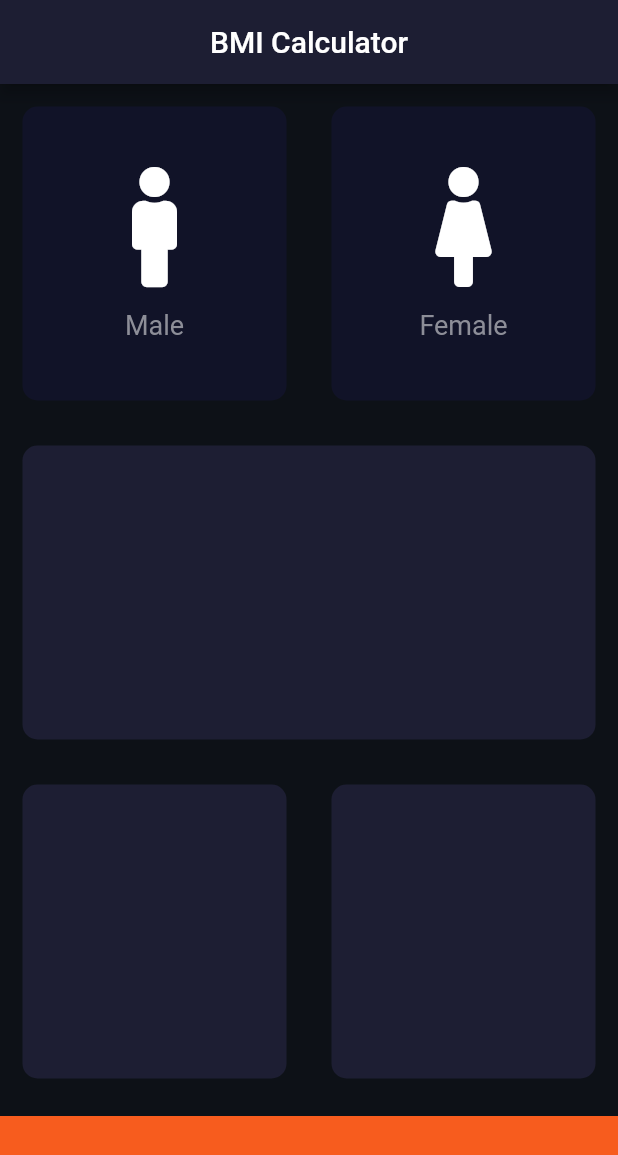
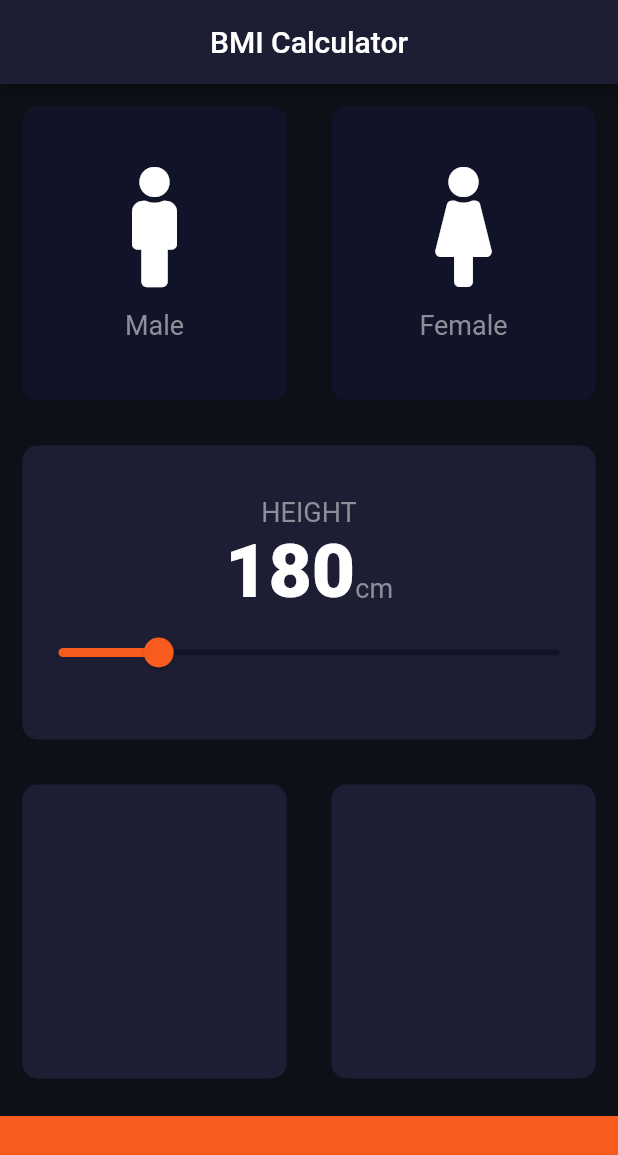
Before and after one commit to Prasoonagrawal/Flutter_Projects, a Flutter app: the screen it shows after launch, on a phone screen of 412 x 824 dp. Shown: the top 1155 px of the screen. Run offline on Flutter 3.47's test engine with Material 2 defaults, Android fonts, the light colour scheme and no system bars; our stand-ins replace font_awesome_flutter, rflutter_alert.

Commit message:
10CHAPTER

```diff
--- /dev/null
+++ b/bmicalculator/lib/constants.dart
@@ -0,0 +1,12 @@
+import 'package:flutter/material.dart';
+
+const kBottomContainerHeight = 80.0;
+const kActiveCardColor = Color(0xFF1D1E33);
+const KInactiveCardColor = Color(0xFF111328);
+const kBottomcontainerColor = Color(0xFFF75C1E);
+const kLabelTextStyle = TextStyle(
+  fontSize: 18.0,
+  color: Color(0xFF8D8E98),
+);
+const kLabelTextStyleForNumber =
+    TextStyle(fontSize: 50, fontWeight: FontWeight.w900);
--- a/bmicalculator/lib/icon_content.dart
+++ b/bmicalculator/lib/icon_content.dart
@@ -1,9 +1,5 @@
 import 'package:flutter/material.dart';
-
-const labelTextStyle = TextStyle(
-  fontSize: 18.0,
-  color: Color(0xFF8D8E98),
-);
+import 'constants.dart';
 
 class IconContent extends StatelessWidget {
   IconContent({this.icon, required this.text});
@@ -24,7 +20,7 @@ class IconContent extends StatelessWidget {
         ),
         Text(
           text,
-          style: labelTextStyle,
+          style: kLabelTextStyle,
         )
       ],
     );
--- a/bmicalculator/lib/inputpage.dart
+++ b/bmicalculator/lib/inputpage.dart
@@ -5,10 +5,7 @@ import 'package:font_awesome_flutter/font_awesome_flutter.dart';
 import 'icon_content.dart';
 import 'resuable_card.dart';
 
-const bottomContainerHeight = 80.0;
-const activeCardColor = Color(0xFF1D1E33);
-const inactiveCardColor = Color(0xFF111328);
-const bottomcontainerColor = Color(0xFFF75C1E);
+import 'constants.dart';
 
 enum Gender {
   male,
@@ -22,9 +19,10 @@ class InputPage extends StatefulWidget {
 }
 
 class _InputPageState extends State<InputPage> {
-  Color maleCaedColour = inactiveCardColor;
-  Color femaleCaedColour = inactiveCardColor;
+  Color maleCaedColour = KInactiveCardColor;
+  Color femaleCaedColour = KInactiveCardColor;
   Gender SelectedGender = Gender.None;
+  int height = 180;
 
   @override
   Widget build(BuildContext context) {
@@ -33,6 +31,7 @@ class _InputPageState extends State<InputPage> {
           title: Center(child: Text("BMI Calculator")),
         ),
         body: Column(
+          crossAxisAlignment: CrossAxisAlignment.stretch,
           children: <Widget>[
             Expanded(
               child: Row(
@@ -45,8 +44,8 @@ class _InputPageState extends State<InputPage> {
                         });
                       },
                       colour: SelectedGender == Gender.male
-                          ? activeCardColor
-                          : inactiveCardColor,
+                          ? kActiveCardColor
+                          : KInactiveCardColor,
                       cardChild: IconContent(
                         icon: FontAwesomeIcons.male,
                         text: "Male",
@@ -61,8 +60,8 @@ class _InputPageState extends State<InputPage> {
                         });
                       },
                       colour: SelectedGender == Gender.female
-                          ? activeCardColor
-                          : inactiveCardColor,
+                          ? kActiveCardColor
+                          : KInactiveCardColor,
                       cardChild: IconContent(
                         icon: FontAwesomeIcons.female,
                         text: "Female",
@@ -74,7 +73,41 @@ class _InputPageState extends State<InputPage> {
             ),
             Expanded(
               child: ReusableCard(
-                colour: activeCardColor,
+                colour: kActiveCardColor,
+                cardChild: Column(
+                  mainAxisAlignment: MainAxisAlignment.center,
+                  children: [
+                    Text(
+                      "HEIGHT",
+                      style: kLabelTextStyle,
+                    ),
+                    Row(
+                      mainAxisAlignment: MainAxisAlignment.center,
+                      crossAxisAlignment: CrossAxisAlignment.baseline,
+                      textBaseline: TextBaseline.alphabetic,
+                      children: [
+                        Text(height.toString(),
+                            style: kLabelTextStyleForNumber),
+                        Text(
+                          'cm',
+                          style: kLabelTextStyle,
+                        )
+                      ],
+                    ),
+                    Slider(
+                        value: height.toDouble(),
+                        min: 120,
+                        max: 420,
+                        activeColor: kBottomcontainerColor,
+                        inactiveColor: KInactiveCardColor,
+                        onChanged: (double newvalue) {
+                          setState(() {
+                            height = newvalue.round();
+                          });
+                          ;
+                        })
+                  ],
+                ),
               ),
             ),
             Expanded(
@@ -82,19 +115,19 @@ class _InputPageState extends State<InputPage> {
                 children: [
                   Expanded(
                     child: ReusableCard(
-                      colour: activeCardColor,
+                      colour: kActiveCardColor,
                     ),
                   ),
                   Expanded(
-                    child: ReusableCard(colour: activeCardColor),
+                    child: ReusableCard(colour: kActiveCardColor),
                   )
                 ],
               ),
             ),
             Container(
-              color: bottomcontainerColor,
+              color: kBottomcontainerColor,
               width: double.infinity,
-              height: bottomContainerHeight,
+              height: kBottomContainerHeight,
               margin: EdgeInsets.only(top: 10),
             )
           ],
```
